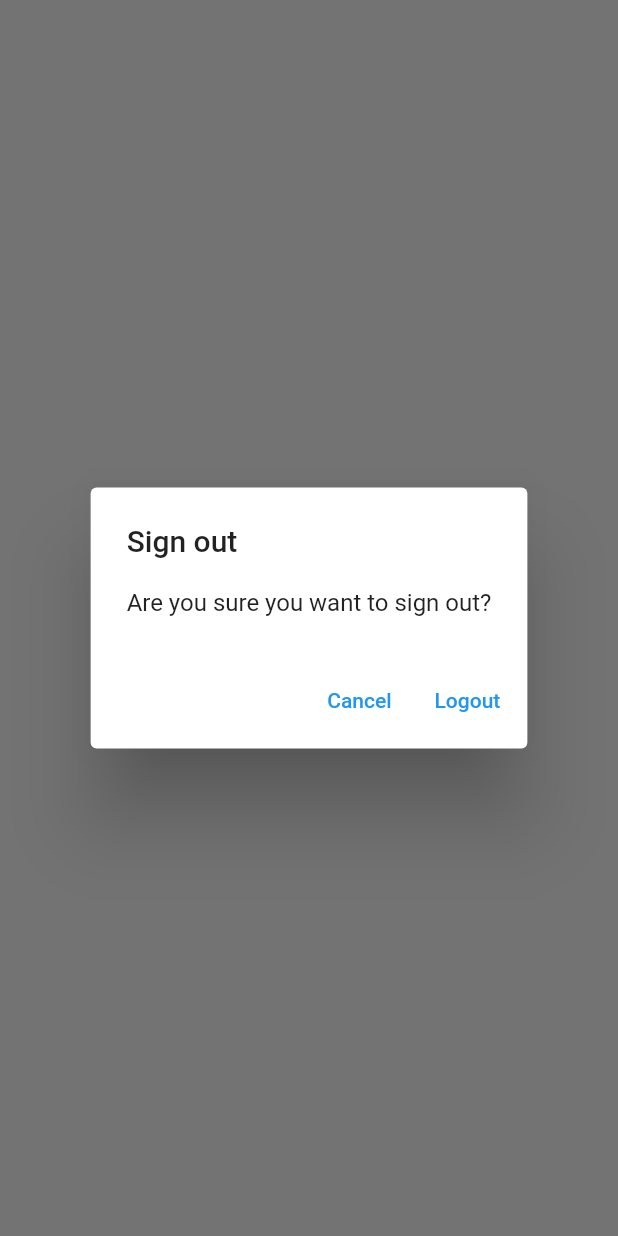
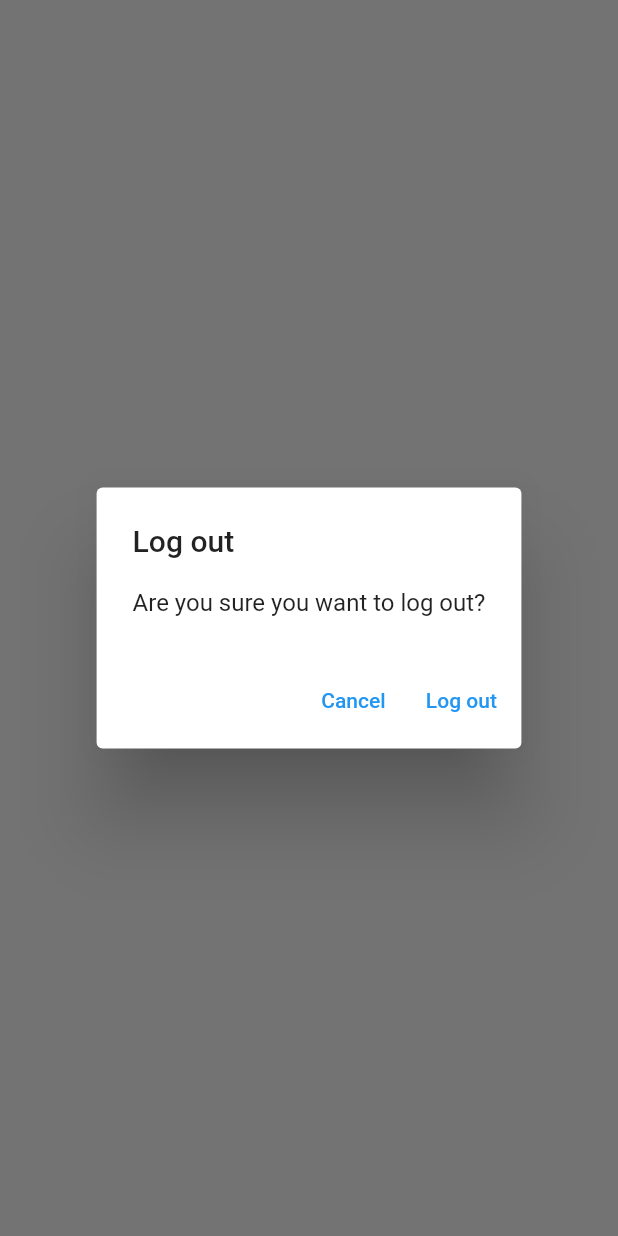
Before and after one commit to vergl/mynotes, a Flutter app: what showLogOutDialog() shows on an empty page, opened directly, on a phone screen of 412 x 824 dp. Run offline on Flutter 3.47's test engine with Material 2 defaults, Android fonts, the phone set to English and light mode, and no system bars; our stand-ins replace firebase_auth, firebase_core, sqflite; accounts and stored records are empty; network calls fail.

Commit message:
extract dialog window

```diff
--- /dev/null
+++ b/lib/utilities/dialogs/generic_dialog.dart
@@ -0,0 +1,33 @@
+import 'package:flutter/material.dart';
+
+typedef DialogOptionBuilder<T> = Map<String, T?> Function();
+Future<T?> showGenericDialog<T>({
+  required BuildContext context,
+  required String title,
+  required String content,
+  required DialogOptionBuilder optionsBuilder,
+}) {
+  final options = optionsBuilder();
+  return showDialog(
+    context: context,
+    builder: (context) {
+      return AlertDialog(
+        title: Text(title),
+        content: Text(content),
+        actions: options.keys.map((optionTitle) {
+          final value = options[optionTitle];
+          return TextButton(
+            onPressed: () {
+              if (value != null) {
+                Navigator.of(context).pop(value);
+              } else {
+                Navigator.of(context).pop();
+              }
+            },
+            child: Text(optionTitle),
+          );
+        }).toList(),
+      );
+    },
+  );
+}
--- /dev/null
+++ b/lib/utilities/dialogs/logout_dialog.dart
@@ -0,0 +1,16 @@
+import 'package:flutter/material.dart';
+import 'package:mynotes/utilities/dialogs/generic_dialog.dart';
+
+Future<bool> showLogOutDialog(
+  BuildContext context,
+) {
+  return showGenericDialog<bool>(
+    context: context,
+    title: 'Log out',
+    content: 'Are you sure you want to log out?',
+    optionsBuilder: () => {
+      'Cancel': false,
+      'Log out': true,
+    },
+  ).then((value) => value ?? false);
+}
--- a/lib/views/login_view.dart
+++ b/lib/views/login_view.dart
@@ -3,7 +3,7 @@ import 'package:flutter/material.dart';
 import 'package:mynotes/constants/routes.dart';
 import 'package:mynotes/services/auth/auth_exceptions.dart';
 import 'package:mynotes/services/auth/auth_service.dart';
-import 'package:mynotes/utilities/show_error_dialog.dart';
+import 'package:mynotes/utilities/dialogs/error_dialog.dart';
 
 class LoginView extends StatefulWidget {
   const LoginView({super.key});
--- a/lib/views/notes/notes_view.dart
+++ b/lib/views/notes/notes_view.dart
@@ -3,6 +3,8 @@ import 'package:mynotes/constants/routes.dart';
 import 'package:mynotes/enums/menu_action.dart';
 import 'package:mynotes/services/auth/auth_service.dart';
 import 'package:mynotes/services/crud/note_service.dart';
+import 'package:mynotes/utilities/dialogs/logout_dialog.dart';
+import 'package:mynotes/views/notes/notes_list_view.dart';
 
 class NotesView extends StatefulWidget {
   const NotesView({super.key});
@@ -82,17 +84,10 @@ class _NotesViewState extends State<NotesView> {
                     case ConnectionState.active:
                       if (snapshot.hasData) {
                         final allNotes = snapshot.data as List<DatabaseNote>;
-                        return ListView.builder(
-                          itemCount: allNotes.length,
-                          itemBuilder: (context, index) {
-                            return ListTile(
-                              title: Text(
-                                allNotes[index].text,
-                                maxLines: 1,
-                                softWrap: true,
-                                overflow: TextOverflow.ellipsis,
-                              ),
-                            );
+                        return NotesListView(
+                          notes: allNotes,
+                          onDeleteNote: (note) async {
+                            await _notesService.deleteNote(id: note.id);
                           },
                         );
                       }
@@ -109,28 +104,3 @@ class _NotesViewState extends State<NotesView> {
     );
   }
 }
-
-Future<bool> showLogOutDialog(BuildContext context) {
-  return showDialog<bool>(
-      context: context,
-      builder: (context) {
-        return AlertDialog(
-          title: const Text('Sign out'),
-          content: const Text('Are you sure you want to sign out?'),
-          actions: [
-            TextButton(
-              onPressed: () {
-                Navigator.of(context).pop(false);
-              },
-              child: const Text('Cancel'),
-            ),
-            TextButton(
-              onPressed: () {
-                Navigator.of(context).pop(true);
-              },
-              child: const Text('Logout'),
-            ),
-          ],
-        );
-      }).then((value) => value ?? false);
-}
--- a/lib/views/register_view.dart
+++ b/lib/views/register_view.dart
@@ -3,7 +3,7 @@ import 'package:flutter/material.dart';
 import 'package:mynotes/constants/routes.dart';
 import 'package:mynotes/services/auth/auth_exceptions.dart';
 import 'package:mynotes/services/auth/auth_service.dart';
-import 'package:mynotes/utilities/show_error_dialog.dart';
+import 'package:mynotes/utilities/dialogs/error_dialog.dart';
 
 class RegisterView extends StatefulWidget {
   const RegisterView({super.key});
```
Also changed, not shown: lib/utilities/dialogs/delete_dialog.dart (added, +16 -0 lines), lib/utilities/dialogs/error_dialog.dart (added, +16 -0 lines), lib/utilities/show_error_dialog.dart (deleted, +0 -24 lines), lib/views/notes/notes_list_view.dart (added, +43 -0 lines).
